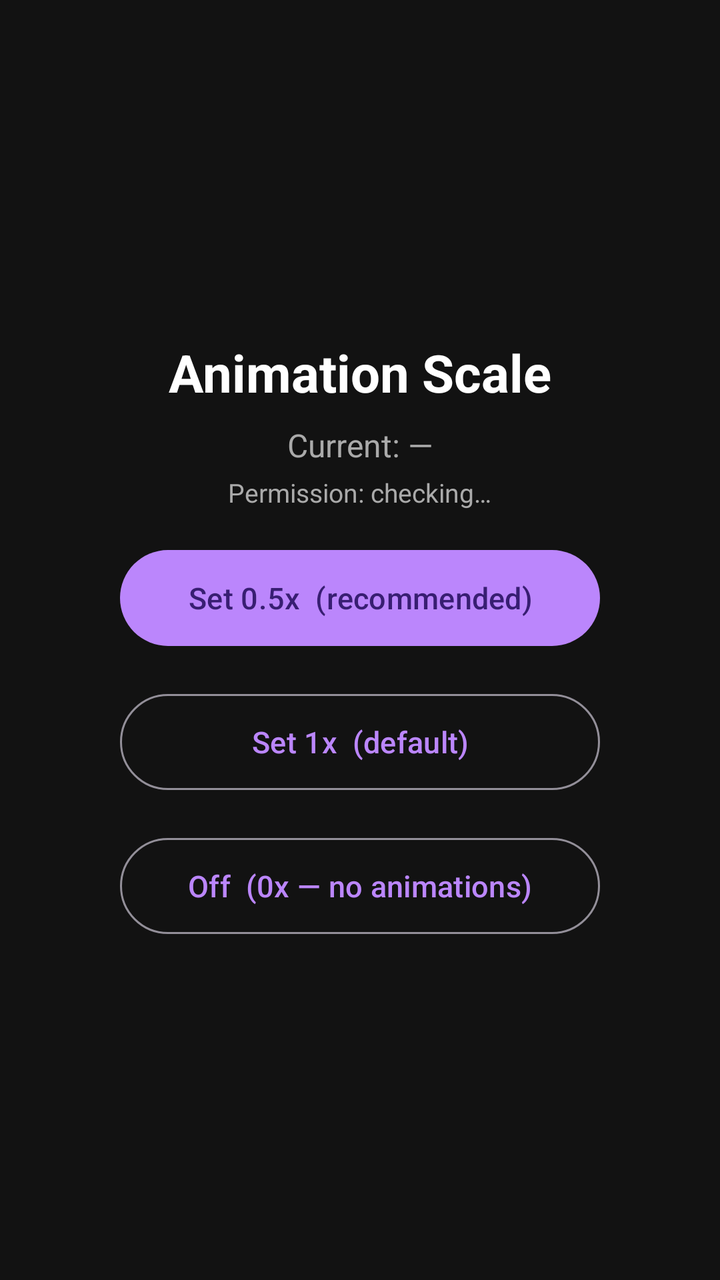
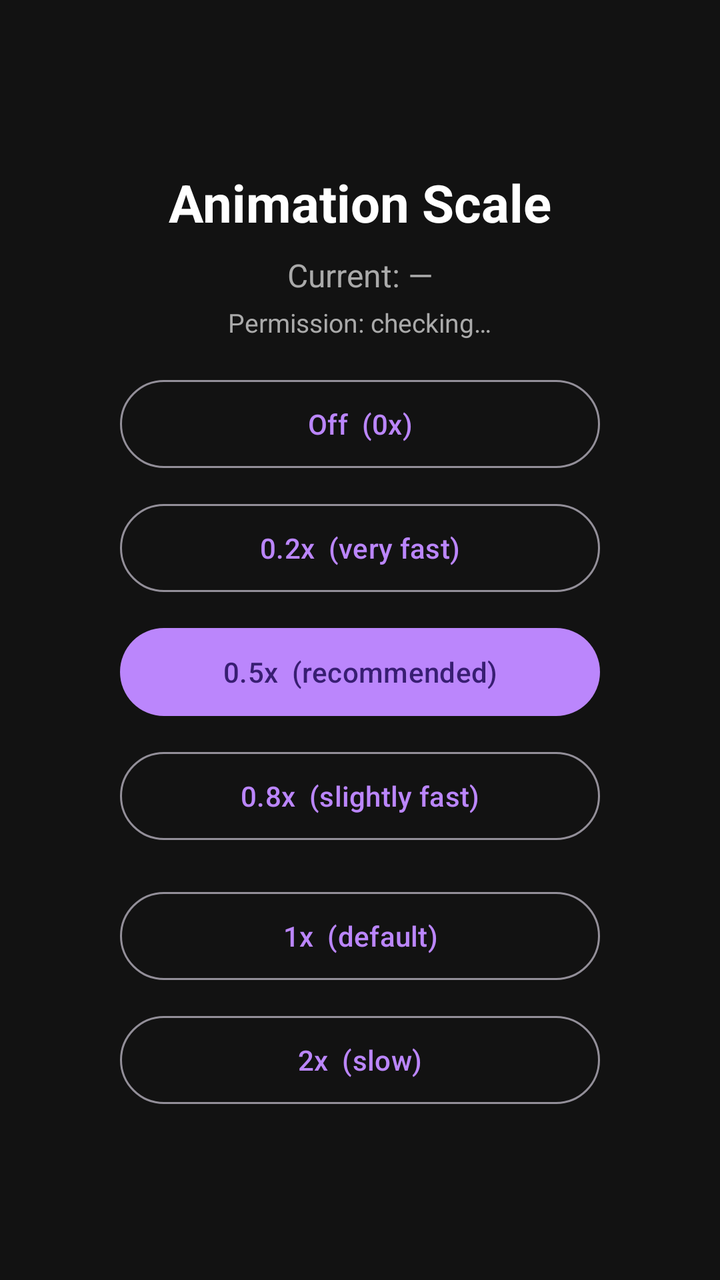

Two renders of the same Android screen: before a commit and after it. Below are the layout's source before the change and the commit's diff.
<!-- AndroidManifest.xml: application theme Theme.AnimScale -->
<!-- res/layout/activity_main.xml -->
<?xml version="1.0" encoding="utf-8"?>
<LinearLayout xmlns:android="http://schemas.android.com/apk/res/android"
    android:layout_width="match_parent"
    android:layout_height="match_parent"
    android:orientation="vertical"
    android:gravity="center"
    android:padding="32dp"
    android:background="@color/bg">

    <TextView
        android:id="@+id/tv_title"
        android:layout_width="wrap_content"
        android:layout_height="wrap_content"
        android:text="Animation Scale"
        android:textSize="26sp"
        android:textStyle="bold"
        android:textColor="@color/text_primary"
        android:layout_marginBottom="8dp" />

    <TextView
        android:id="@+id/tv_current_scale"
        android:layout_width="wrap_content"
        android:layout_height="wrap_content"
        android:text="Current: —"
        android:textSize="16sp"
        android:textColor="@color/text_secondary"
        android:layout_marginBottom="4dp" />

    <TextView
        android:id="@+id/tv_permission_status"
        android:layout_width="wrap_content"
        android:layout_height="wrap_content"
        android:text="Permission: checking…"
        android:textSize="13sp"
        android:textColor="@color/text_secondary"
        android:layout_marginBottom="16dp" />

    <com.google.android.material.button.MaterialButton
        android:id="@+id/btn_grant_permission"
        android:layout_width="240dp"
        android:layout_height="56dp"
        android:text="Grant Permission"
        android:textSize="15sp"
        android:visibility="gone"
        app:backgroundTint="#CF6679"
        android:layout_marginBottom="24dp"
        xmlns:app="http://schemas.android.com/apk/res-auto" />

    <com.google.android.material.button.MaterialButton
        android:id="@+id/btn_half"
        android:layout_width="240dp"
        android:layout_height="56dp"
        android:text="Set 0.5x  (recommended)"
        android:textSize="15sp"
        android:layout_marginBottom="16dp" />

    <com.google.android.material.button.MaterialButton
        android:id="@+id/btn_one"
        android:layout_width="240dp"
        android:layout_height="56dp"
        android:text="Set 1x  (default)"
        android:textSize="15sp"
        style="@style/Widget.Material3.Button.OutlinedButton"
        android:layout_marginBottom="16dp" />

    <com.google.android.material.button.MaterialButton
        android:id="@+id/btn_off"
        android:layout_width="240dp"
        android:layout_height="56dp"
        android:text="Off  (0x — no animations)"
        android:textSize="15sp"
        style="@style/Widget.Material3.Button.OutlinedButton" />

</LinearLayout>
<!-- resources referenced by this layout -->
<resources>
  <color name="bg">#121212</color>
  <color name="text_primary">#FFFFFF</color>
  <color name="text_secondary">#AAAAAA</color>
  <style name="Theme.AnimScale" parent="Theme.Material3.Dark.NoActionBar">
          <item name="colorPrimary">@color/accent</item>
          <item name="colorSurface">@color/bg</item>
          <item name="android:windowBackground">@color/bg</item>
      </style>
  <color name="accent">#BB86FC</color>
</resources>

<!-- the commit's change to res/layout/activity_main.xml (unified diff, before → after) -->
@@ -1,5 +1,6 @@
 <?xml version="1.0" encoding="utf-8"?>
 <LinearLayout xmlns:android="http://schemas.android.com/apk/res/android"
+    xmlns:app="http://schemas.android.com/apk/res-auto"
     android:layout_width="match_parent"
     android:layout_height="match_parent"
     android:orientation="vertical"
@@ -43,32 +44,62 @@
         android:textSize="15sp"
         android:visibility="gone"
         app:backgroundTint="#CF6679"
-        android:layout_marginBottom="24dp"
-        xmlns:app="http://schemas.android.com/apk/res-auto" />
+        android:layout_marginBottom="24dp" />
+
+    
+
+    <com.google.android.material.button.MaterialButton
+        android:id="@+id/btn_off"
+        android:layout_width="240dp"
+        android:layout_height="52dp"
+        android:text="Off  (0x)"
+        android:textSize="14sp"
+        style="@style/Widget.Material3.Button.OutlinedButton"
+        android:layout_marginBottom="10dp" />
+
+    <com.google.android.material.button.MaterialButton
+        android:id="@+id/btn_point2"
+        android:layout_width="240dp"
+        android:layout_height="52dp"
+        android:text="0.2x  (very fast)"
+        android:textSize="14sp"
+        style="@style/Widget.Material3.Button.OutlinedButton"
+        android:layout_marginBottom="10dp" />
 
     <com.google.android.material.button.MaterialButton
         android:id="@+id/btn_half"
         android:layout_width="240dp"
-        android:layout_height="56dp"
-        android:text="Set 0.5x  (recommended)"
-        android:textSize="15sp"
-        android:layout_marginBottom="16dp" />
+        android:layout_height="52dp"
+        android:text="0.5x  (recommended)"
+        android:textSize="14sp"
+        android:layout_marginBottom="10dp" />
+
+    <com.google.android.material.button.MaterialButton
+        android:id="@+id/btn_point8"
+        android:layout_width="240dp"
+        android:layout_height="52dp"
+        android:text="0.8x  (slightly fast)"
+        android:textSize="14sp"
+        style="@style/Widget.Material3.Button.OutlinedButton"
+        android:layout_marginBottom="18dp" />
+
+    
 
     <com.google.android.material.button.MaterialButton
         android:id="@+id/btn_one"
         android:layout_width="240dp"
-        android:layout_height="56dp"
-        android:text="Set 1x  (default)"
-        android:textSize="15sp"
+        android:layout_height="52dp"
+        android:text="1x  (default)"
+        android:textSize="14sp"
         style="@style/Widget.Material3.Button.OutlinedButton"
-        android:layout_marginBottom="16dp" />
+        android:layout_marginBottom="10dp" />
 
     <com.google.android.material.button.MaterialButton
-        android:id="@+id/btn_off"
+        android:id="@+id/btn_two"
         android:layout_width="240dp"
-        android:layout_height="56dp"
-        android:text="Off  (0x — no animations)"
-        android:textSize="15sp"
+        android:layout_height="52dp"
+        android:text="2x  (slow)"
+        android:textSize="14sp"
         style="@style/Widget.Material3.Button.OutlinedButton" />
 
 </LinearLayout>
